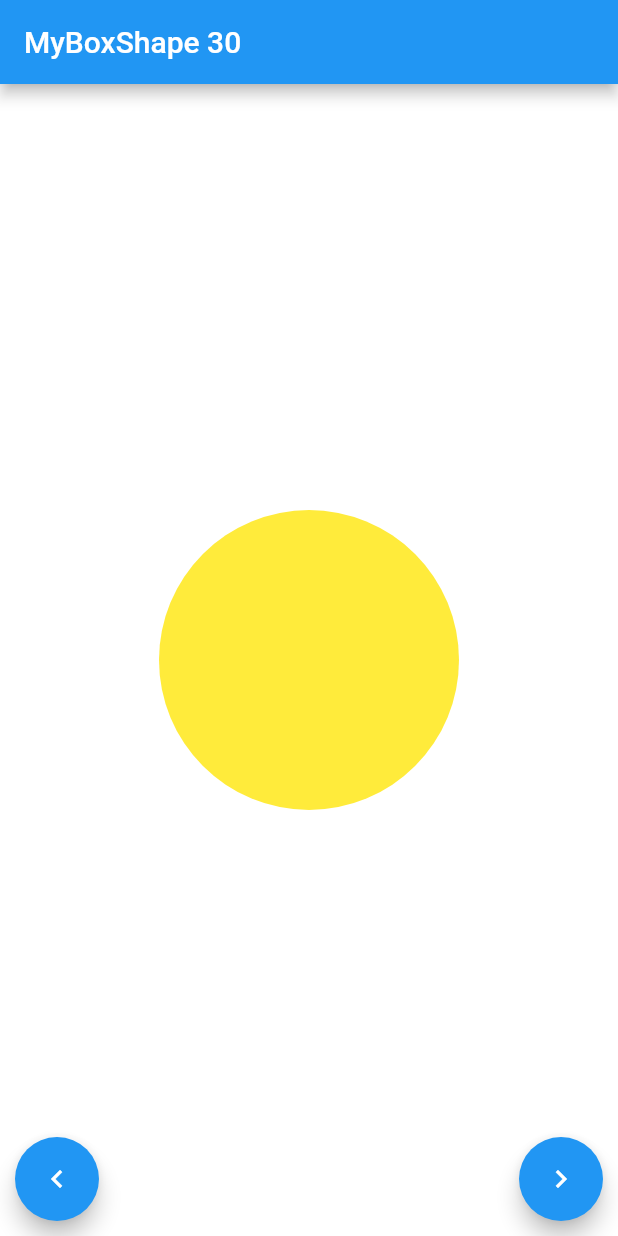
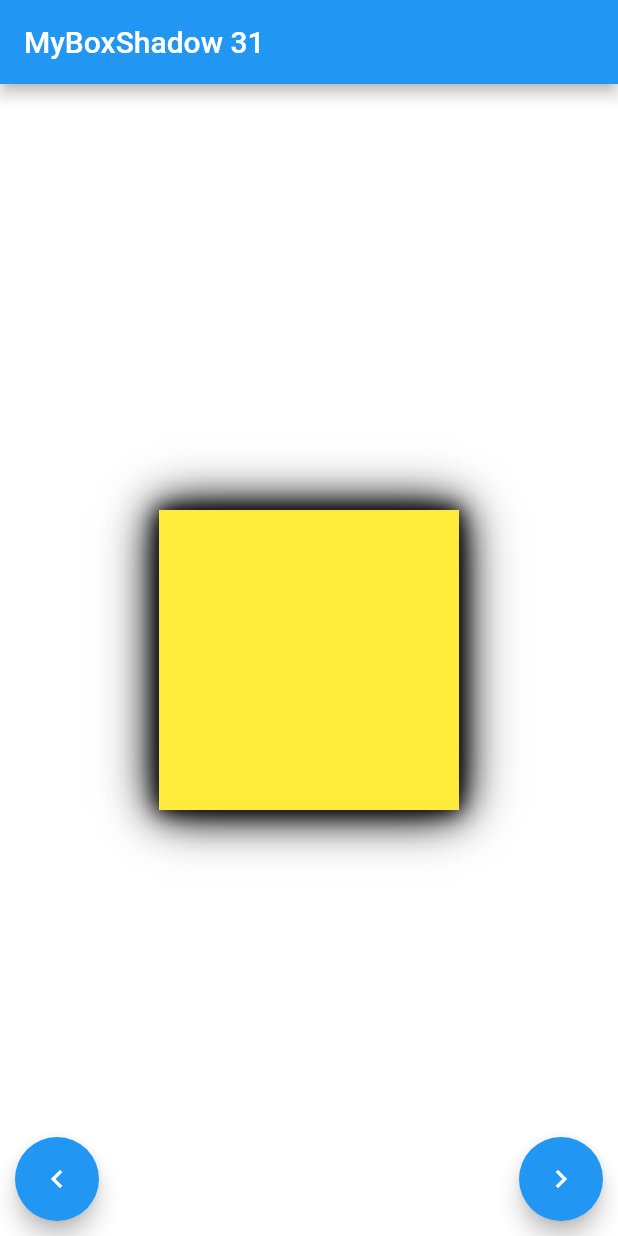
Before and after one commit to Luecy1/flutter_layout_study, a Flutter app: the screen it shows after launch, after a tap on the "navigate before" icon, on a phone screen of 412 x 824 dp. Run offline on Flutter 3.47's test engine with Material 2 defaults, Android fonts, the phone set to English and light mode, and no system bars.

Commit message:
BoxShadow

```diff
--- a/lib/constrained_box.dart
+++ b/lib/constrained_box.dart
@@ -199,3 +199,23 @@ class MyBoxShape extends StatelessWidget {
     ));
   }
 }
+
+class MyBoxShadow extends StatelessWidget {
+  @override
+  Widget build(BuildContext context) {
+    return Center(
+      child: Container(
+        width: 200,
+        height: 200,
+        decoration: BoxDecoration(
+          color: Colors.yellow,
+          boxShadow: const [
+            BoxShadow(blurRadius: 10),
+            BoxShadow(blurRadius: 20),
+            BoxShadow(blurRadius: 30),
+          ],
+        ),
+      ),
+    );
+  }
+}
--- a/lib/main.dart
+++ b/lib/main.dart
@@ -63,6 +63,7 @@ class NewWidgetState extends State<NewWidget> {
     MapEntry("MyBorder", MyBorder()),
     MapEntry("MyBorderRadius", MyBorderRadius()),
     MapEntry("MyBoxShape", MyBoxShape()),
+    MapEntry("MyBoxShadow", MyBoxShadow()),
   ];
 
   @override
```
